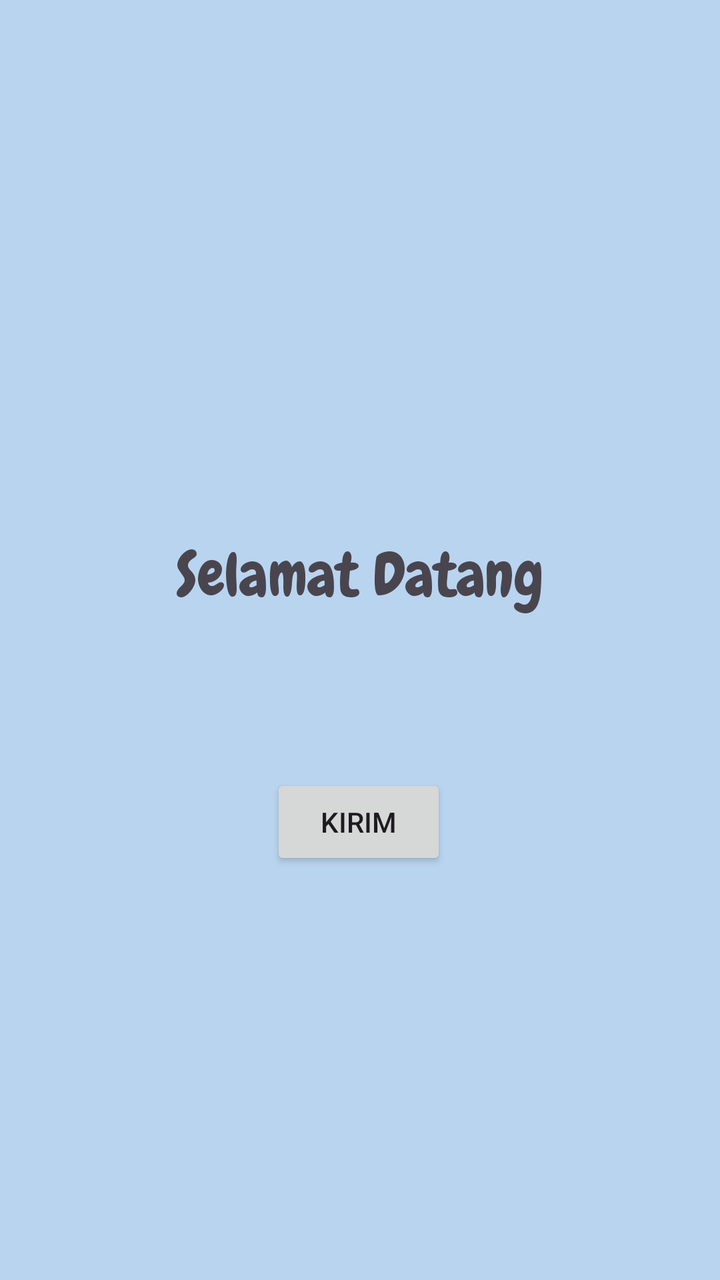
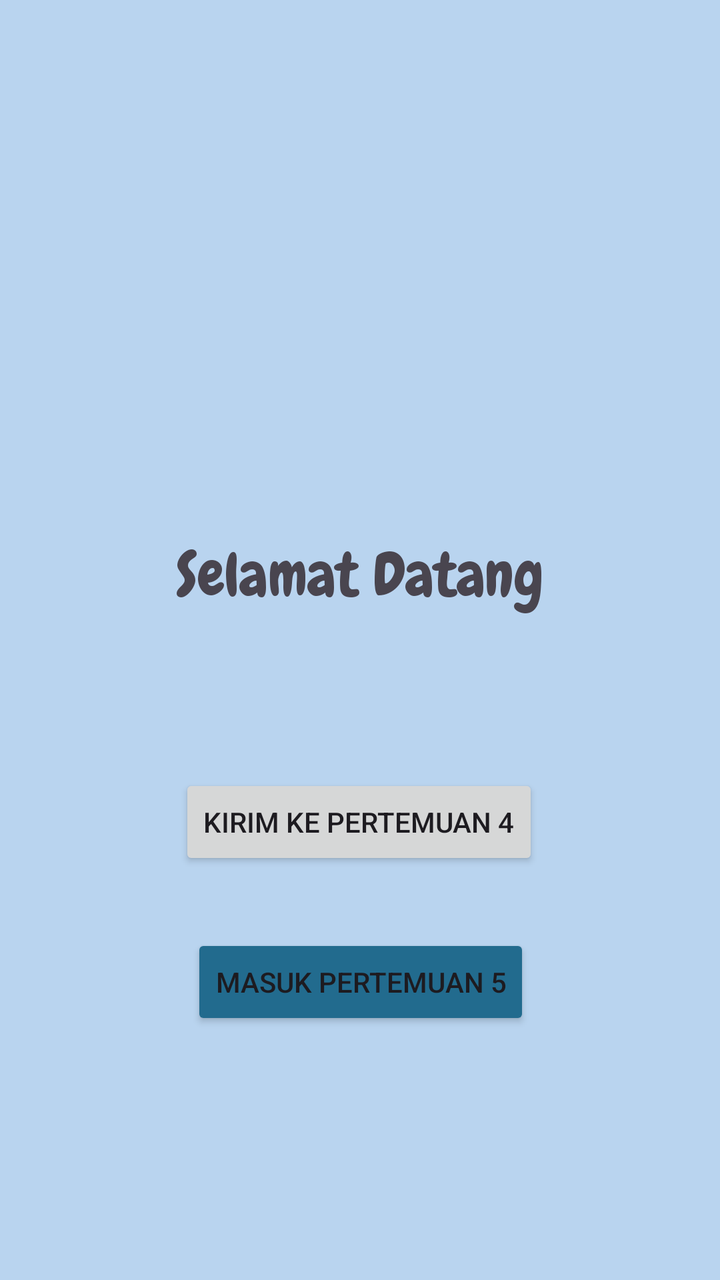

Screens rendered from an Android XML layout before and after an edit, with the pre-edit source and the edit as a unified diff.
<!-- AndroidManifest.xml: application theme Theme.Tasya_3tif -->
<!-- res/layout/activity_main.xml -->
<?xml version="1.0" encoding="utf-8"?>
<androidx.constraintlayout.widget.ConstraintLayout xmlns:android="http://schemas.android.com/apk/res/android"
    xmlns:app="http://schemas.android.com/apk/res-auto"
    xmlns:tools="http://schemas.android.com/tools"
    android:id="@+id/main"
    android:layout_width="match_parent"
    android:layout_height="match_parent"
    android:background="#B9D4EF"
    tools:context=".MainActivity">

    <TextView
        android:id="@+id/inputan"
        android:layout_width="wrap_content"
        android:layout_height="wrap_content"
        android:layout_marginTop="268dp"
        android:text="Selamat Datang"
        android:fontFamily="@font/chewy"
        android:textSize="30sp"
        app:layout_constraintEnd_toEndOf="parent"
        app:layout_constraintStart_toStartOf="parent"
        app:layout_constraintTop_toTopOf="parent" />

    <Button
        android:id="@+id/btnToFourth"
        android:layout_width="wrap_content"
        android:layout_height="wrap_content"
        android:layout_marginTop="80dp"
        android:text="kirim"
        app:layout_constraintEnd_toEndOf="parent"
        app:layout_constraintHorizontal_bias="0.498"
        app:layout_constraintStart_toStartOf="parent"
        app:layout_constraintTop_toBottomOf="@+id/inputan" />

</androidx.constraintlayout.widget.ConstraintLayout>
<!-- resources referenced by this layout -->
<resources>
  <style name="Theme.Tasya_3tif" parent="Base.Theme.Tasya_3tif" />
  <style name="Base.Theme.Tasya_3tif" parent="Theme.Material3.DayNight.NoActionBar">
          
          
      </style>
</resources>

<!-- the commit's change to res/layout/activity_main.xml (unified diff, before → after) -->
@@ -25,10 +25,22 @@
         android:layout_width="wrap_content"
         android:layout_height="wrap_content"
         android:layout_marginTop="80dp"
-        android:text="kirim"
+        android:text="kirim ke pertemuan 4"
         app:layout_constraintEnd_toEndOf="parent"
         app:layout_constraintHorizontal_bias="0.498"
         app:layout_constraintStart_toStartOf="parent"
         app:layout_constraintTop_toBottomOf="@+id/inputan" />
 
+    <Button
+        android:id="@+id/btnToFifth"
+        android:layout_width="wrap_content"
+        android:layout_height="wrap_content"
+        android:layout_marginTop="32dp"
+        android:text="Masuk pertemuan 5"
+        android:backgroundTint="#226B8E"
+        app:layout_constraintEnd_toEndOf="parent"
+        app:layout_constraintHorizontal_bias="0.501"
+        app:layout_constraintStart_toStartOf="parent"
+        app:layout_constraintTop_toBottomOf="@+id/btnToFourth" />
+
 </androidx.constraintlayout.widget.ConstraintLayout>
